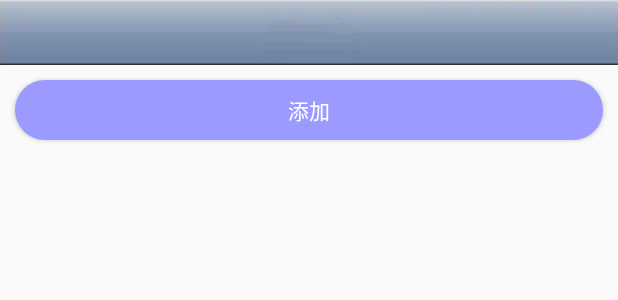
After one commit to yuzelli/bookkeepmanager, an Android app: the layout activity_bell_reminder.xml on its own in the app's theme, with its tools: preview values and no code run, on a phone screen of 412 x 824 dp. The commit adds this screen. Shown: the top 300 px of the screen. Run offline under Robolectric (Android 15) with nearby library versions, the phone set to English and light mode, and no system bars.

Commit message:
add bell reminder

```diff
--- a/app/src/main/java/com/example/yuzelli/bookkeepmananger/view/fragment/CommonUseFragment.java
+++ b/app/src/main/java/com/example/yuzelli/bookkeepmananger/view/fragment/CommonUseFragment.java
@@ -46,7 +46,6 @@ public class CommonUseFragment extends BaseFragment {
     @OnClick({ R.id.tv_tixing, R.id.tv_huansuan, R.id.tv_beifeng})
     public void onViewClicked(View view) {
         switch (view.getId()) {
-
             case R.id.tv_tixing:
                 break;
             case R.id.tv_huansuan:
--- a/app/src/main/java/com/example/yuzelli/bookkeepmananger/view/fragment/SettingFragment.java
+++ b/app/src/main/java/com/example/yuzelli/bookkeepmananger/view/fragment/SettingFragment.java
@@ -45,11 +45,10 @@ public class SettingFragment extends BaseFragment {
 
 
 
-    @OnClick({R.id.img_back, R.id.tv_changeUserInfo, R.id.tv_set_type})
+    @OnClick({R.id.tv_changeUserInfo, R.id.tv_set_type})
     public void onViewClicked(View view) {
         switch (view.getId()) {
-            case R.id.img_back:
-                break;
+
             case R.id.tv_changeUserInfo:
                 break;
             case R.id.tv_set_type:
--- /dev/null
+++ b/app/src/main/res/layout/activity_bell_reminder.xml
@@ -0,0 +1,34 @@
+<?xml version="1.0" encoding="utf-8"?>
+<LinearLayout xmlns:android="http://schemas.android.com/apk/res/android"
+    xmlns:tools="http://schemas.android.com/tools"
+    android:id="@+id/activity_bell_reminder"
+    android:layout_width="match_parent"
+    android:layout_height="match_parent"
+    android:orientation="vertical"
+    tools:context="com.example.yuzelli.bookkeepmananger.view.activity.BellReminderActivity">
+
+    <include layout="@layout/headtitle_layout" />
+
+    <LinearLayout
+        android:layout_width="match_parent"
+        android:layout_height="match_parent"
+        android:orientation="vertical">
+
+        <Button
+            android:id="@+id/add_bell"
+            android:layout_width="match_parent"
+            android:layout_height="40dp"
+            android:layout_marginLeft="10dp"
+            android:layout_marginRight="10dp"
+            android:layout_marginTop="10dp"
+            android:background="@drawable/view_shape_blue2"
+            android:text="添加"
+            android:textColor="@color/white" />
+
+        <ListView
+            android:id="@+id/lv_list"
+            android:layout_width="match_parent"
+            android:layout_height="match_parent"
+            android:layout_marginTop="10dp"></ListView>
+    </LinearLayout>
+</LinearLayout>
```
Also changed, not shown: app/src/main/AndroidManifest.xml (+4 -5 lines), app/src/main/java/com/example/yuzelli/bookkeepmananger/view/activity/BellReminderActivity.java (added, +61 -0 lines), app/src/main/res/layout/dailog_view.xml (added, +7 -0 lines).
